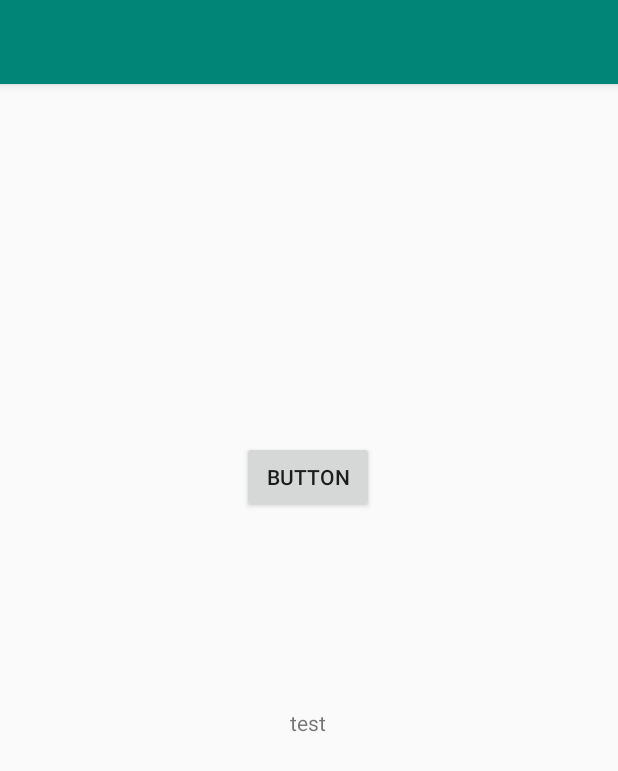
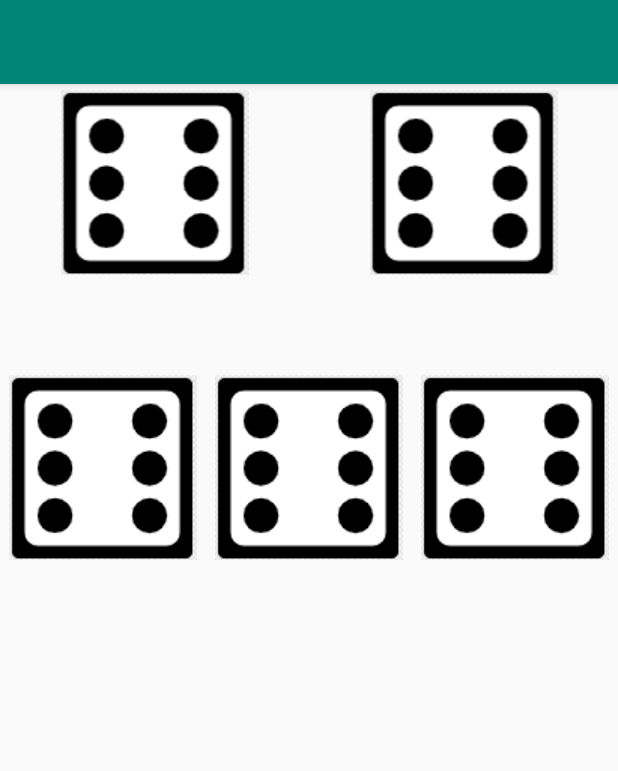
Before and after one commit to kellyolivier/JavaHw_4.3, an Android app: the screen it shows after launch (MainActivity), on a phone screen of 412 x 824 dp. Shown: the top 771 px of the screen. Run offline under Robolectric (Android 15) with nearby library versions, the phone set to English and light mode, and no system bars.

Commit message:
app fully working,  javadoc comments not complete yet

```diff
--- a/app/src/main/java/com/example/hw_43/MainActivity.java
+++ b/app/src/main/java/com/example/hw_43/MainActivity.java
@@ -1,6 +1,8 @@
 package com.example.hw_43;
 
 import android.os.Bundle;
+import android.os.Handler;
+import android.os.Looper;
 import android.support.design.widget.FloatingActionButton;
 import android.support.design.widget.Snackbar;
 import android.support.v7.app.AppCompatActivity;
@@ -29,21 +31,25 @@ public class MainActivity extends AppCompatActivity {
         setContentView(R.layout.activity_main);
 
         rollButton = findViewById(R.id.button2);
-        testText = findViewById(R.id.test);
 
         imgOne  = findViewById(R.id.imgOne);
         imgTwo  = findViewById(R.id.imgTwo);
-//        imgThree  = findViewById(R.id.imgThree);
-//        imgFour = findViewById(R.id.imgFour);
+        imgThree  = findViewById(R.id.imgThree);
+        imgFour = findViewById(R.id.imgFour);
+        imgFive = findViewById(R.id.imgFive);
 
-        cs[0] = new Dice(imgOne);
-        cs[1] = new Dice(imgTwo);
+
+        cs[0] = new Dice(imgOne, this);
+        cs[1] = new Dice(imgTwo, this);
+        cs[2] = new Dice(imgThree, this);
+        cs[3] = new Dice(imgFour, this);
+        cs[4] = new Dice(imgFive, this);
+
 
         rollButton.setOnClickListener(new View.OnClickListener() {
             @Override
             public void onClick(View v) {
-                testText.setText("Button clicked");
-                cs[0].changeFace();
+                makeDiceThreads();
             }
         });
 
@@ -61,6 +67,4 @@ public class MainActivity extends AppCompatActivity {
         }
     }
 
-
-
 }
--- a/app/src/main/res/layout/activity_main.xml
+++ b/app/src/main/res/layout/activity_main.xml
@@ -27,21 +27,55 @@
         <LinearLayout
             android:layout_width="match_parent"
             android:layout_height="match_parent"
-            android:orientation="horizontal">
+            android:layout_marginTop="60dp"
+            android:orientation="horizontal"
+            app:layout_constraintEnd_toEndOf="parent"
+            app:layout_constraintStart_toStartOf="parent"
+            app:layout_constraintTop_toTopOf="parent">
 
             <ImageView
                 android:id="@+id/imgOne"
                 android:layout_width="wrap_content"
                 android:layout_height="wrap_content"
                 android:layout_weight="1"
-                tools:srcCompat="@tools:sample/avatars[12]" />
+                app:srcCompat="@mipmap/six" />
 
             <ImageView
                 android:id="@+id/imgTwo"
                 android:layout_width="wrap_content"
                 android:layout_height="wrap_content"
                 android:layout_weight="1"
-                tools:srcCompat="@tools:sample/avatars[0]" />
+                app:srcCompat="@mipmap/six" />
+
+        </LinearLayout>
+
+        <LinearLayout
+            android:layout_width="match_parent"
+            android:layout_height="match_parent"
+            android:layout_marginTop="250dp"
+            android:orientation="horizontal"
+            app:layout_constraintTop_toTopOf="parent">
+
+            <ImageView
+                android:id="@+id/imgThree"
+                android:layout_width="wrap_content"
+                android:layout_height="wrap_content"
+                android:layout_weight="1"
+                app:srcCompat="@mipmap/six" />
+
+            <ImageView
+                android:id="@+id/imgFour"
+                android:layout_width="wrap_content"
+                android:layout_height="wrap_content"
+                android:layout_weight="1"
+                app:srcCompat="@mipmap/six" />
+
+            <ImageView
+                android:id="@+id/imgFive"
+                android:layout_width="wrap_content"
+                android:layout_height="wrap_content"
+                android:layout_weight="1"
+                app:srcCompat="@mipmap/six" />
         </LinearLayout>
 
         <Button
@@ -49,30 +83,16 @@
             android:layout_width="wrap_content"
             android:layout_height="wrap_content"
             android:layout_marginStart="161dp"
-            android:layout_marginTop="211dp"
+            android:layout_marginTop="700dp"
             android:layout_marginEnd="162dp"
             android:layout_marginBottom="400dp"
-            android:text="Button"
+            android:text="Roll"
             app:layout_constraintBottom_toBottomOf="parent"
             app:layout_constraintEnd_toEndOf="parent"
             app:layout_constraintHorizontal_bias="0.0"
             app:layout_constraintStart_toStartOf="parent"
             app:layout_constraintTop_toTopOf="parent" />
 
-        <TextView
-            android:id="@+id/test"
-            android:layout_width="wrap_content"
-            android:layout_height="wrap_content"
-            android:layout_marginStart="193dp"
-            android:layout_marginTop="125dp"
-            android:layout_marginEnd="193dp"
-            android:layout_marginBottom="328dp"
-            android:text="test"
-            app:layout_constraintBottom_toBottomOf="parent"
-            app:layout_constraintEnd_toEndOf="parent"
-            app:layout_constraintHorizontal_bias="0.0"
-            app:layout_constraintStart_toStartOf="parent"
-            app:layout_constraintTop_toBottomOf="@+id/button2" />
     </android.support.constraint.ConstraintLayout>
 
 </android.support.design.widget.CoordinatorLayout>
```
Also changed, not shown: app/src/main/java/com/example/hw_43/Dice.java (+29 -13 lines).
